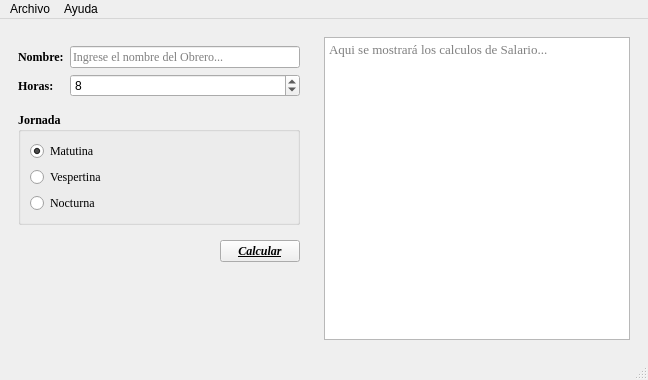
Before: the Qt Designer form salario.ui in C-A-L-E-L/Qt_Salario, drawn with Qt 5.
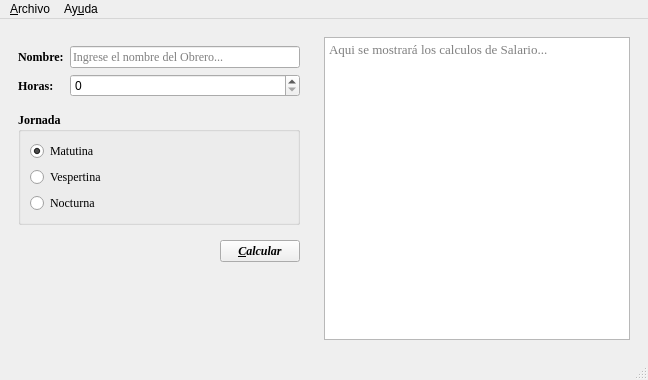
After: the same form once the commit is applied. Icons and pictures are not drawn.

Commit message: Calcular y guardar Datos

What changed in the file:
```diff
--- a/salario.ui
+++ b/salario.ui
@@ -93,7 +93,7 @@
              <number>2</number>
             </property>
             <property name="value">
-             <number>8</number>
+             <number>0</number>
             </property>
            </widget>
           </item>
@@ -189,11 +189,11 @@
               <weight>75</weight>
               <italic>true</italic>
               <bold>true</bold>
-              <underline>true</underline>
+              <underline>false</underline>
              </font>
             </property>
             <property name="text">
-             <string>Calcular</string>
+             <string>&amp;Calcular</string>
             </property>
            </widget>
           </item>
@@ -251,7 +251,7 @@
    </property>
    <widget class="QMenu" name="menuArchivo">
     <property name="title">
-     <string>Archivo</string>
+     <string>&amp;Archivo</string>
     </property>
     <addaction name="actionNuevo"/>
     <addaction name="actionAbrir"/>
@@ -263,7 +263,7 @@
    </widget>
    <widget class="QMenu" name="menuAyuda">
     <property name="title">
-     <string>Ayuda</string>
+     <string>Ay&amp;uda</string>
     </property>
     <addaction name="actionAcerca_de_Salario"/>
    </widget>
```
Left out of the diff: 27 changed lines with no effect on the pictures. The commit also changes 2 other files.
